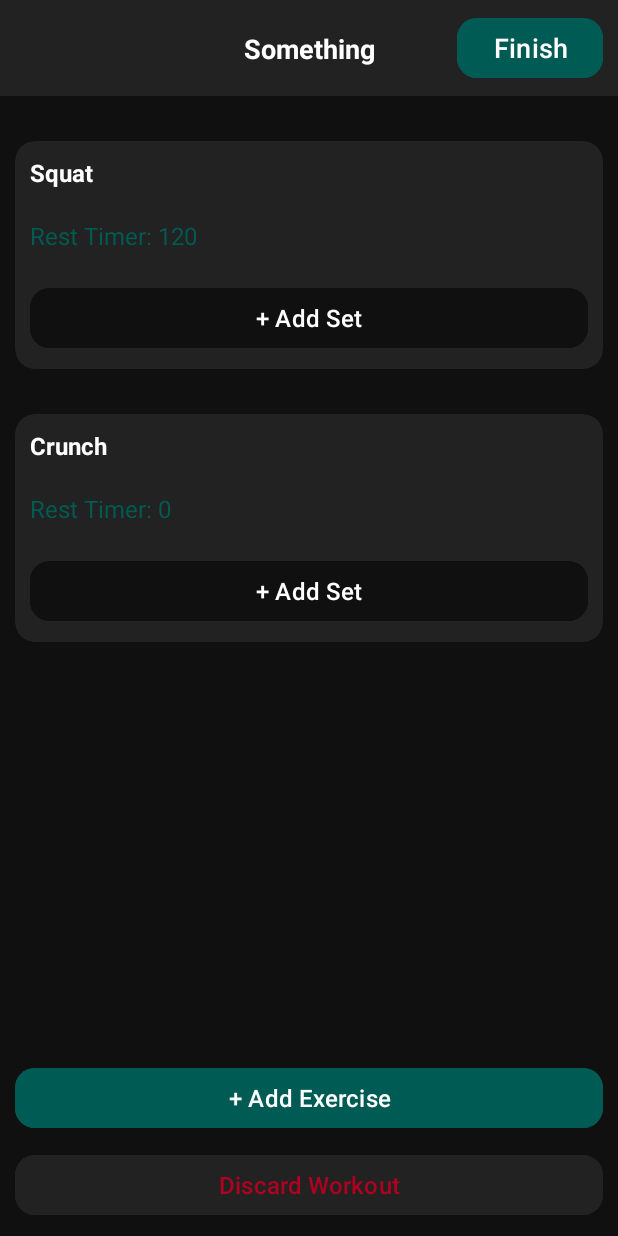
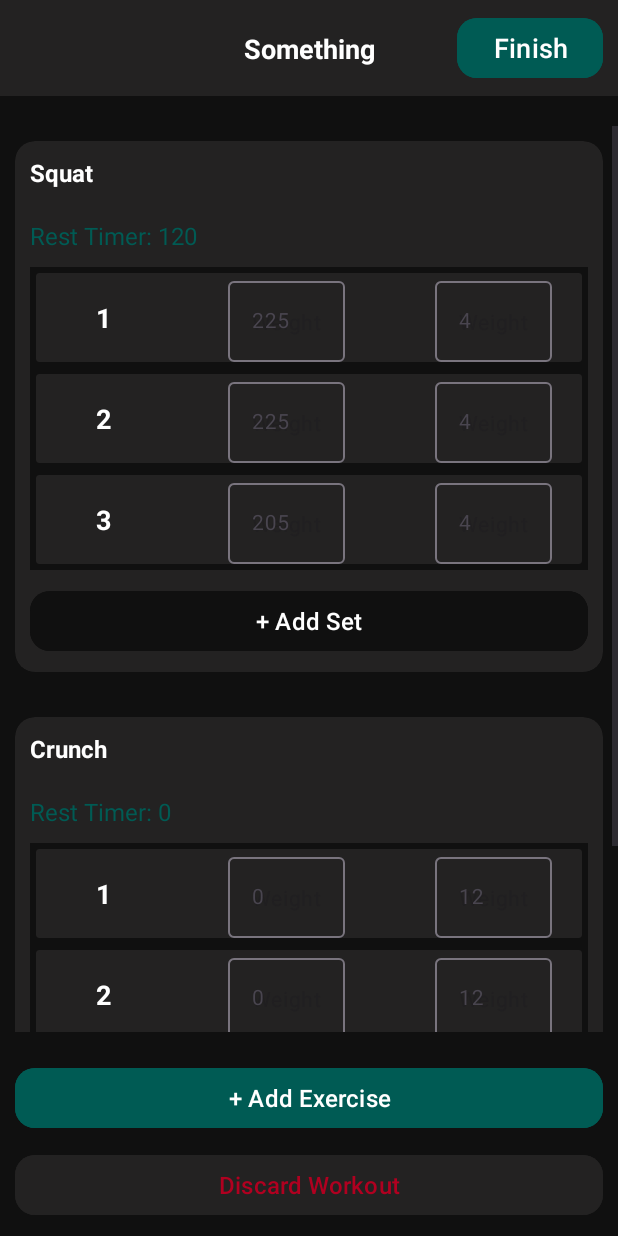
Before and after one commit to Wmatistic/cs3443project_fvk718, an Android app: the screen it shows after launch (WorkoutActivity), after a tap on "Start Workout", on a phone screen of 412 x 824 dp. Run offline under Robolectric (Android 15) with nearby library versions, the phone set to English and light mode, and no system bars.

Commit message:
Working Sets 🐶

```diff
--- a/app/src/main/java/edu/utsa/cs3443/cs3443project_fvk718/WorkoutActivity.java
+++ b/app/src/main/java/edu/utsa/cs3443/cs3443project_fvk718/WorkoutActivity.java
@@ -45,15 +45,17 @@ public class WorkoutActivity extends AppCompatActivity {
         saveWorkoutButton.setVisibility(View.GONE);
         workoutNameInput.setVisibility(View.GONE);
 
-
         Intent callingIntent = getIntent();
         workout = (Workout) callingIntent.getSerializableExtra("Workout");
 
-        for(Exercise e : workout.getExercises()) {
-            for(int i : e.getSets()) {
-                System.out.println(i);
-            }
-        }
+        // TODO: remove
+//        for (Exercise exercise : workout.getExercises()) {
+//            System.out.println("Exercise Name: " + exercise.getName());
+//            for (int i : exercise.getSets()) {
+//                System.out.print(i + ", ");
+//            }
+//            System.out.println("\n");
+//        }
 
         TextView workoutNameText = findViewById(R.id.workoutName);
         workoutNameText.setText(workout.getName());
--- a/app/src/main/java/edu/utsa/cs3443/cs3443project_fvk718/model/ExerciseListAdapter.java
+++ b/app/src/main/java/edu/utsa/cs3443/cs3443project_fvk718/model/ExerciseListAdapter.java
@@ -12,6 +12,8 @@ import android.widget.TextView;
 
 import androidx.annotation.NonNull;
 import androidx.annotation.Nullable;
+import androidx.recyclerview.widget.LinearLayoutManager;
+import androidx.recyclerview.widget.RecyclerView;
 
 import java.sql.Array;
 import java.util.ArrayList;
@@ -26,7 +28,8 @@ public class ExerciseListAdapter extends ArrayAdapter<String> {
 
     private final ArrayList<String> exerciseNames;
     private final ArrayList<Integer> restTimers;
-    private ListView setList;
+    private RecyclerView[] setList;
+    private SetListAdapter adapter;
 
     public ExerciseListAdapter(Activity context, Workout workout, ArrayList<String> exerciseNames, ArrayList<Integer> restTimers) {
         super(context, R.layout.exerciselistitem, exerciseNames);
@@ -34,6 +37,8 @@ public class ExerciseListAdapter extends ArrayAdapter<String> {
         this.workout = workout;
         this.exerciseNames = exerciseNames;
         this.restTimers = restTimers;
+
+        this.setList = new RecyclerView[workout.getExercises().size()];
     }
 
     @NonNull
@@ -45,18 +50,15 @@ public class ExerciseListAdapter extends ArrayAdapter<String> {
         TextView nameText = rowView.findViewById(R.id.exerciseName);
         TextView restTimer = rowView.findViewById(R.id.restTimerText);
 
-        setList = rowView.findViewById(R.id.setList);
+        setList[position] = rowView.findViewById(R.id.setList);
 
-        refreshList(workout.getExercises().get(position));
+        refreshList(workout.getExercises().get(position), position);
 
         Button addSetButton = rowView.findViewById(R.id.addSetButton);
         addSetButton.setOnClickListener(view -> {
             workout.getExercises().get(position).getSets().add(0);
             workout.getExercises().get(position).getSets().add(0);
-            for (int i = 0; i < workout.getExercises().get(position).getSets().size(); i++) {
-                System.out.println(workout.getExercises().get(position).getSets().get(i));
-            }
-            refreshList(workout.getExercises().get(position));
+            refreshList(workout.getExercises().get(position), position);
         });
 
         nameText.setText(exerciseNames.get(position));
@@ -65,7 +67,7 @@ public class ExerciseListAdapter extends ArrayAdapter<String> {
         return rowView;
     }
 
-    public void refreshList(Exercise exercise) {
+    public void refreshList(Exercise exercise, int position) {
         ArrayList<String> setNames = new ArrayList<>();
         ArrayList<Integer> setNumbers = new ArrayList<>();
         ArrayList<Integer> weights = new ArrayList<>();
@@ -74,11 +76,15 @@ public class ExerciseListAdapter extends ArrayAdapter<String> {
         for (int i = 0; i < exercise.getSets().size()/2; i++) {
             setNames.add("set" + (i+1));
             setNumbers.add(i+1);
+        }
+
+        for (int i = 0; i < exercise.getSets().size(); i+=2) {
             weights.add(exercise.getSets().get(i));
             reps.add(exercise.getSets().get(i+1));
         }
 
-        SetListAdapter adapter = new SetListAdapter(this.context, setNames, setNumbers, weights, reps);
-        setList.setAdapter(adapter);
+        adapter = new SetListAdapter(this.context, setNames, setNumbers, weights, reps);
+        setList[position].setAdapter(adapter);
+        setList[position].setLayoutManager(new LinearLayoutManager(this.getContext()));
     }
 }
--- a/app/src/main/java/edu/utsa/cs3443/cs3443project_fvk718/model/Routines.java
+++ b/app/src/main/java/edu/utsa/cs3443/cs3443project_fvk718/model/Routines.java
@@ -30,7 +30,6 @@ public class Routines implements Serializable {
         workouts.remove(workout);
 
         File dir = activity.getFilesDir();
-        System.out.println(workout.getName().trim() + ".csv");
         File deletedWorkout = new File(dir, workout.getName().replaceAll("\\s+", "") + ".csv");
         deletedWorkout.delete();
     }
--- a/app/src/main/java/edu/utsa/cs3443/cs3443project_fvk718/model/SetListAdapter.java
+++ b/app/src/main/java/edu/utsa/cs3443/cs3443project_fvk718/model/SetListAdapter.java
@@ -4,11 +4,10 @@ import android.app.Activity;
 import android.view.LayoutInflater;
 import android.view.View;
 import android.view.ViewGroup;
-import android.widget.ArrayAdapter;
 import android.widget.TextView;
 
 import androidx.annotation.NonNull;
-import androidx.annotation.Nullable;
+import androidx.recyclerview.widget.RecyclerView;
 
 import com.google.android.material.textfield.TextInputLayout;
 
@@ -16,7 +15,7 @@ import java.util.ArrayList;
 
 import edu.utsa.cs3443.cs3443project_fvk718.R;
 
-public class SetListAdapter extends ArrayAdapter<String> {
+public class SetListAdapter extends RecyclerView.Adapter<SetListAdapter.MyViewHolder> {
     private final Activity context;
 
     private final ArrayList<String> setNames;
@@ -24,11 +23,21 @@ public class SetListAdapter extends ArrayAdapter<String> {
     private final ArrayList<Integer> weights;
     private final ArrayList<Integer> reps;
 
+    public class MyViewHolder extends RecyclerView.ViewHolder {
+        public TextView setNumber;
+        public TextInputLayout setWeight;
+        public TextInputLayout setReps;
+
+        public MyViewHolder(@NonNull View itemView) {
+            super(itemView);
+
+            setNumber = itemView.findViewById(R.id.setNumber);
+            setWeight = itemView.findViewById(R.id.weightInput);
+            setReps = itemView.findViewById(R.id.repsInput);
+        }
+    }
+
     public SetListAdapter(Activity context, ArrayList<String> setNames, ArrayList<Integer> setNumbers, ArrayList<Integer> weights, ArrayList<Integer> reps) {
-        super(context, R.layout.setlistitem, setNames);
-        for(String i : setNames) {
-            System.out.println(i);
-        }
         this.context = context;
         this.setNames = setNames;
         this.setNumbers = setNumbers;
@@ -38,16 +47,20 @@ public class SetListAdapter extends ArrayAdapter<String> {
 
     @NonNull
     @Override
-    public View getView(int position, @Nullable View convertView, @NonNull ViewGroup parent) {
-        LayoutInflater inflater = context.getLayoutInflater();
-        View rowView = inflater.inflate(R.layout.setlistitem, null, true);
+    public MyViewHolder onCreateViewHolder(@NonNull ViewGroup viewGroup, int viewType) {
+        View itemView = LayoutInflater.from(viewGroup.getContext()).inflate(R.layout.setlistitem, viewGroup, false);
+        return new MyViewHolder(itemView);
+    }
 
-        TextView setNumber = rowView.findViewById(R.id.setNumber);
-        TextInputLayout setWeight = rowView.findViewById(R.id.weightInput);
-        TextInputLayout reps = rowView.findViewById(R.id.repsInput);
+    @Override
+    public void onBindViewHolder(@NonNull MyViewHolder myViewHolder, int position) {
+        myViewHolder.setNumber.setText(String.valueOf(setNumbers.get(position)));
+        myViewHolder.setWeight.setHint(String.valueOf(weights.get(position)));
+        myViewHolder.setReps.setHint(String.valueOf(reps.get(position)));
+    }
 
-        setNumber.setText(setNumbers.get(position));
-
-        return rowView;
+    @Override
+    public int getItemCount() {
+        return setNumbers.size();
     }
 }
--- a/app/src/main/java/edu/utsa/cs3443/cs3443project_fvk718/model/Workout.java
+++ b/app/src/main/java/edu/utsa/cs3443/cs3443project_fvk718/model/Workout.java
@@ -46,7 +46,7 @@ public class Workout implements Serializable {
                 out.write((e.getName() + ", " + e.getRestTimer() + ", " + e.getEquipment() + ", " + e.getMuscleGroup() + ", " + e.getType() + "\n").getBytes(StandardCharsets.UTF_8));
 
                 for (int i = 0; i < e.getSets().size(); i+=2) {
-                    out.write((((i/2)+1) + " " + e.getSets().get(i) + " " + e.getSets().get(i+1) + "\n").getBytes(StandardCharsets.UTF_8));
+                    out.write((((i/2)+1) + ", " + e.getSets().get(i) + ", " + e.getSets().get(i+1) + "\n").getBytes(StandardCharsets.UTF_8));
                 }
 
                 out.write(("\n").getBytes(StandardCharsets.UTF_8));
@@ -73,7 +73,6 @@ public class Workout implements Serializable {
     }
 
     private void loadExercises(MainActivity activity) {
-        AssetManager manager = activity.getAssets();
         Scanner sc = null;
         String workoutFilename = name.replaceAll("\\s+", "") + ".csv";
 
--- a/app/src/main/res/layout/exerciselistitem.xml
+++ b/app/src/main/res/layout/exerciselistitem.xml
@@ -20,7 +20,9 @@
         app:layout_constraintBottom_toBottomOf="parent"
         app:layout_constraintEnd_toEndOf="parent"
         app:layout_constraintStart_toStartOf="parent"
-        app:layout_constraintTop_toTopOf="parent" />
+        app:layout_constraintTop_toTopOf="parent" >
+
+    </androidx.cardview.widget.CardView>
 
     <TextView
         android:id="@+id/exerciseName"
@@ -47,19 +49,6 @@
         app:layout_constraintStart_toStartOf="@+id/cardView2"
         app:layout_constraintTop_toBottomOf="@+id/exerciseName" />
 
-    <ListView
-        android:id="@+id/setList"
-        android:layout_width="0dp"
-        android:layout_height="0dp"
-        android:layout_marginStart="10dp"
-        android:layout_marginTop="10dp"
-        android:layout_marginEnd="10dp"
-        android:layout_marginBottom="10dp"
-        app:layout_constraintBottom_toTopOf="@id/addSetButton"
-        app:layout_constraintEnd_toEndOf="@+id/cardView2"
-        app:layout_constraintStart_toStartOf="@+id/cardView2"
-        app:layout_constraintTop_toBottomOf="@+id/restTimerText" />
-
     <Button
         android:id="@+id/addSetButton"
         android:layout_width="0dp"
@@ -75,4 +64,17 @@
         app:layout_constraintEnd_toEndOf="@+id/cardView2"
         app:layout_constraintStart_toStartOf="@+id/cardView2" />
 
+    <androidx.recyclerview.widget.RecyclerView
+        android:id="@+id/setList"
+        android:layout_width="0dp"
+        android:layout_height="match_parent"
+        android:layout_marginStart="10dp"
+        android:layout_marginTop="10dp"
+        android:layout_marginEnd="10dp"
+        android:layout_marginBottom="10dp"
+        app:layout_constraintBottom_toTopOf="@+id/addSetButton"
+        app:layout_constraintEnd_toEndOf="@id/cardView2"
+        app:layout_constraintStart_toStartOf="@id/cardView2"
+        app:layout_constraintTop_toBottomOf="@+id/restTimerText" />
+
 </androidx.constraintlayout.widget.ConstraintLayout>
--- a/app/src/main/res/layout/setlistitem.xml
+++ b/app/src/main/res/layout/setlistitem.xml
@@ -10,10 +10,10 @@
         android:id="@+id/cardView"
         android:layout_width="0dp"
         android:layout_height="0dp"
-        android:layout_marginStart="10dp"
-        android:layout_marginTop="10dp"
-        android:layout_marginEnd="10dp"
-        android:layout_marginBottom="10dp"
+        android:layout_marginStart="4dp"
+        android:layout_marginTop="4dp"
+        android:layout_marginEnd="4dp"
+        android:layout_marginBottom="4dp"
         android:background="#232222"
         android:backgroundTint="#232222"
         android:translationZ="-100dp"
@@ -43,9 +43,7 @@
         android:id="@+id/weightInput"
         android:layout_width="wrap_content"
         android:layout_height="wrap_content"
-        android:layout_marginTop="10dp"
         android:layout_marginEnd="60dp"
-        android:layout_marginBottom="10dp"
         android:hint="Weight"
         app:layout_constraintBottom_toBottomOf="@+id/cardView"
         app:layout_constraintEnd_toStartOf="@id/repsInput"
@@ -56,16 +54,14 @@
             android:layout_height="wrap_content"
             android:hint="Weight"
             android:textAlignment="center"
-            android:textSize="16sp" />
+            android:textSize="14sp" />
     </com.google.android.material.textfield.TextInputLayout>
 
     <com.google.android.material.textfield.TextInputLayout
         android:id="@+id/repsInput"
         android:layout_width="wrap_content"
         android:layout_height="wrap_content"
-        android:layout_marginTop="10dp"
         android:layout_marginEnd="20dp"
-        android:layout_marginBottom="10dp"
         android:hint="Reps"
         android:textAlignment="center"
         app:layout_constraintBottom_toBottomOf="@+id/cardView"
@@ -77,6 +73,6 @@
             android:layout_height="wrap_content"
             android:hint="Weight"
             android:textAlignment="center"
-            android:textSize="16sp" />
+            android:textSize="14sp" />
     </com.google.android.material.textfield.TextInputLayout>
 </androidx.constraintlayout.widget.ConstraintLayout>
```
